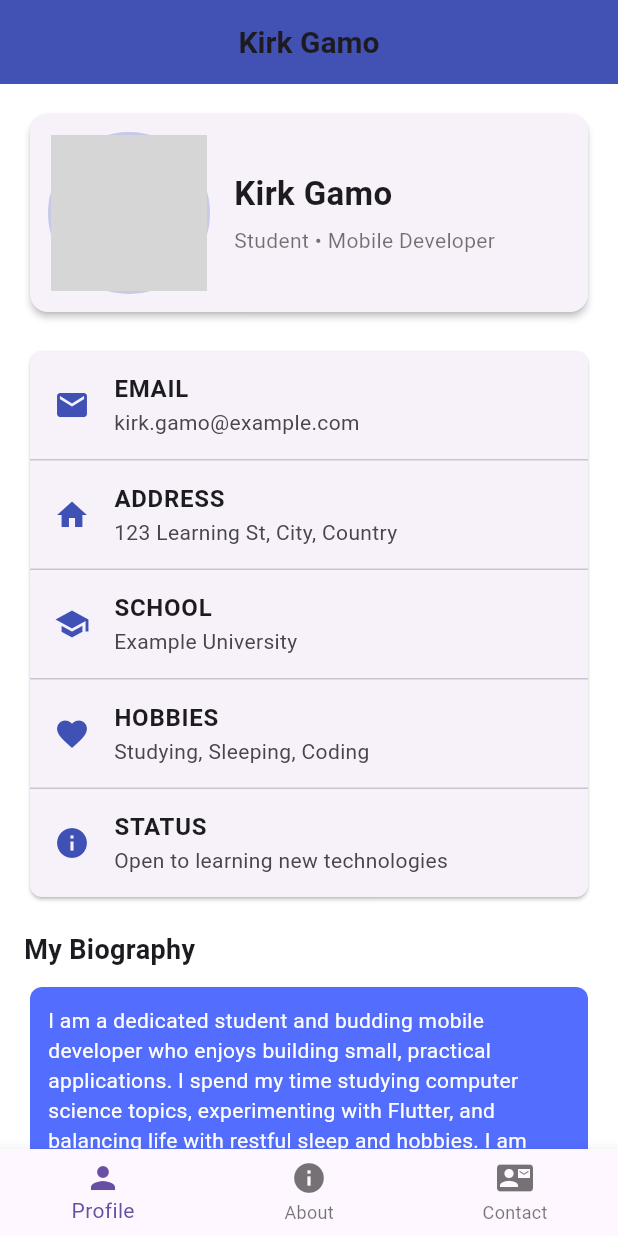
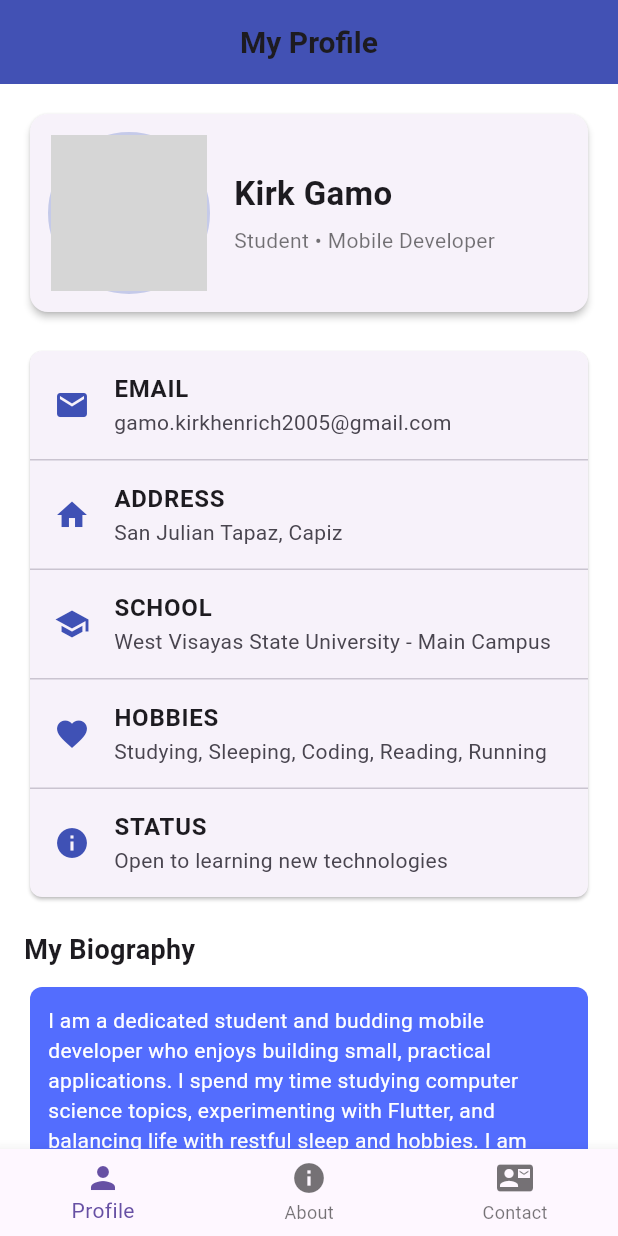
Before and after one commit to KirkGamo/worksheet_2, a Flutter app: the screen it shows after launch, on a phone screen of 412 x 824 dp. Run offline on Flutter 3.47's test engine with Material 3 defaults, Android fonts, the phone set to English and light mode, and no system bars; grey boxes are pictures that could not be loaded.

Commit message:
feat(profile): update app content with user details and use local profile asset

```diff
--- a/lib/main.dart
+++ b/lib/main.dart
@@ -50,7 +50,7 @@ class _HomeShellState extends State<HomeShell> {
   Widget build(BuildContext context) {
     return Scaffold(
       appBar: AppBar(
-        title: const Text('Kirk Gamo'), // change to your name if desired
+        title: const Text('My Profile'), // change to your name if desired
         centerTitle: true,
         elevation: 2,
         backgroundColor: Colors.indigo,
@@ -103,7 +103,7 @@ class ProfilePage extends StatelessWidget {
                     ),
                     child: const CircleAvatar(
                       radius: 52,
-                      backgroundImage: NetworkImage('https://i.pravatar.cc/150?img=3'),
+                      backgroundImage: AssetImage('Gamo_profile.png'),
                     ),
                   ),
                   const SizedBox(width: 16),
@@ -136,25 +136,25 @@ class ProfilePage extends StatelessWidget {
                   ListTile(
                   leading: Icon(Icons.email, color: Colors.indigo),
                   title: Text('EMAIL', style: TextStyle(fontWeight: FontWeight.bold)),
-                  subtitle: Text('kirk.gamo@example.com'),
+                  subtitle: Text('gamo.kirkhenrich2005@gmail.com'),
                 ),
                 Divider(height: 1),
                 ListTile(
                   leading: Icon(Icons.home, color: Colors.indigo),
                   title: Text('ADDRESS', style: TextStyle(fontWeight: FontWeight.bold)),
-                  subtitle: Text('123 Learning St, City, Country'),
+                  subtitle: Text('San Julian Tapaz, Capiz'),
                 ),
                 Divider(height: 1),
                 ListTile(
                   leading: Icon(Icons.school, color: Colors.indigo),
                   title: Text('SCHOOL', style: TextStyle(fontWeight: FontWeight.bold)),
-                  subtitle: Text('Example University'),
+                  subtitle: Text('West Visayas State University - Main Campus'),
                 ),
                 Divider(height: 1),
                 ListTile(
                   leading: Icon(Icons.favorite, color: Colors.indigo),
                   title: Text('HOBBIES', style: TextStyle(fontWeight: FontWeight.bold)),
-                  subtitle: Text('Studying, Sleeping, Coding'),
+                  subtitle: Text('Studying, Sleeping, Coding, Reading, Running'),
                 ),
                 Divider(height: 1),
                 ListTile(
@@ -241,17 +241,17 @@ class ContactPage extends StatelessWidget {
           ListTile(
             leading: Icon(Icons.email),
             title: Text('Email'),
-            subtitle: Text('kirk.gamo@example.com'),
+            subtitle: Text('gamo.kirkhenrich2005@gmail.com'),
           ),
           ListTile(
             leading: Icon(Icons.phone),
             title: Text('Phone'),
-            subtitle: Text('+1 234 567 890'),
+            subtitle: Text('09667752661'),
           ),
           ListTile(
             leading: Icon(Icons.link),
             title: Text('Website'),
-            subtitle: Text('https://example.com'),
+            subtitle: Text('https://gamo-portfolio.vercel.app'),
           ),
         ],
       ),
--- a/pubspec.yaml
+++ b/pubspec.yaml
@@ -17,3 +17,5 @@ dev_dependencies:
 
 flutter:
   uses-material-design: true
+  assets:
+    - Gamo_profile.png
```
Lines whose indentation alone changed are shown as unchanged.
